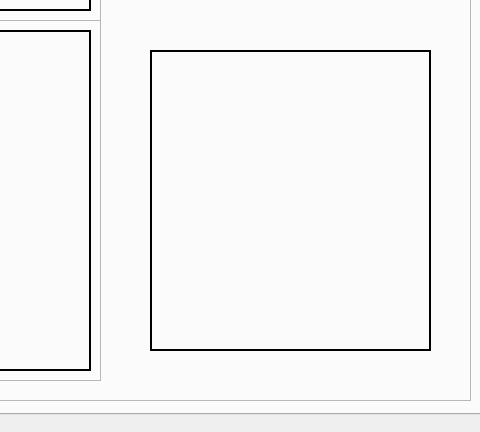
First picture: the form in RobotSoftware/GUI/gui.ui, repository hienvt123pro/Robot-Control-and-Classifier-Object, before the edit; both pictures show x 432 to 912 and y 506 to 938 of the 912 by 938 pixel window.
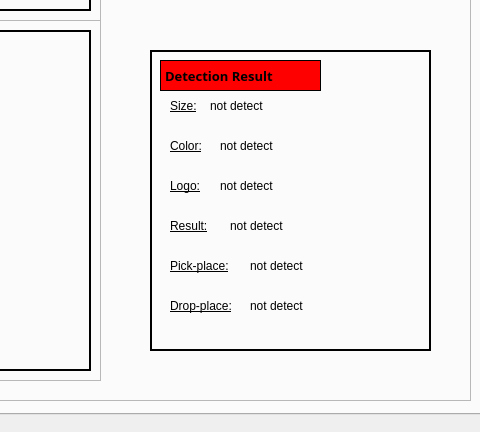
Second picture: the form after the edit. The open tabs and pages were chosen to show the change. Icons and pictures are not drawn.

What changed in the file:
```diff
--- a/RobotSoftware/GUI/gui.ui
+++ b/RobotSoftware/GUI/gui.ui
@@ -2611,6 +2611,258 @@
        <property name="frameShadow">
         <enum>QFrame::Plain</enum>
        </property>
+       <widget class="QLabel" name="label_31">
+        <property name="geometry">
+         <rect>
+          <x>10</x>
+          <y>10</y>
+          <width>161</width>
+          <height>31</height>
+         </rect>
+        </property>
+        <property name="font">
+         <font>
+          <family>Montserrat</family>
+          <pointsize>10</pointsize>
+          <weight>75</weight>
+          <bold>true</bold>
+          <underline>false</underline>
+         </font>
+        </property>
+        <property name="styleSheet">
+         <string notr="true">background: #ff0000
+</string>
+        </property>
+        <property name="frameShape">
+         <enum>QFrame::Box</enum>
+        </property>
+        <property name="text">
+         <string>Detection Result</string>
+        </property>
+       </widget>
+       <widget class="QLabel" name="label_32">
+        <property name="geometry">
+         <rect>
+          <x>20</x>
+          <y>46</y>
+          <width>55</width>
+          <height>20</height>
+         </rect>
+        </property>
+        <property name="font">
+         <font>
+          <pointsize>9</pointsize>
+          <underline>true</underline>
+          <strikeout>false</strikeout>
+         </font>
+        </property>
+        <property name="text">
+         <string>Size:</string>
+        </property>
+       </widget>
+       <widget class="QLabel" name="label_34">
+        <property name="geometry">
+         <rect>
+          <x>20</x>
+          <y>85</y>
+          <width>55</width>
+          <height>21</height>
+         </rect>
+        </property>
+        <property name="font">
+         <font>
+          <pointsize>9</pointsize>
+          <underline>true</underline>
+         </font>
+        </property>
+        <property name="text">
+         <string>Color:</string>
+        </property>
+       </widget>
+       <widget class="QLabel" name="label_39">
+        <property name="geometry">
+         <rect>
+          <x>20</x>
+          <y>120</y>
+          <width>55</width>
+          <height>31</height>
+         </rect>
+        </property>
+        <property name="font">
+         <font>
+          <pointsize>9</pointsize>
+          <underline>true</underline>
+         </font>
+        </property>
+        <property name="text">
+         <string>Logo:</string>
+        </property>
+       </widget>
+       <widget class="QLabel" name="label_40">
+        <property name="geometry">
+         <rect>
+          <x>20</x>
+          <y>165</y>
+          <width>55</width>
+          <height>21</height>
+         </rect>
+        </property>
+        <property name="font">
+         <font>
+          <pointsize>9</pointsize>
+          <underline>true</underline>
+         </font>
+        </property>
+        <property name="text">
+         <string>Result:</string>
+        </property>
+       </widget>
+       <widget class="QLabel" name="label_41">
+        <property name="geometry">
+         <rect>
+          <x>20</x>
+          <y>200</y>
+          <width>71</width>
+          <height>31</height>
+         </rect>
+        </property>
+        <property name="font">
+         <font>
+          <pointsize>9</pointsize>
+          <underline>true</underline>
+         </font>
+        </property>
+        <property name="text">
+         <string>Pick-place:</string>
+        </property>
+       </widget>
+       <widget class="QLabel" name="label_42">
+        <property name="geometry">
+         <rect>
+          <x>20</x>
+          <y>240</y>
+          <width>81</width>
+          <height>31</height>
+         </rect>
+        </property>
+        <property name="font">
+         <font>
+          <pointsize>9</pointsize>
+          <underline>true</underline>
+         </font>
+        </property>
+        <property name="text">
+         <string>Drop-place:</string>
+        </property>
+       </widget>
+       <widget class="QLabel" name="label_43">
+        <property name="geometry">
+         <rect>
+          <x>60</x>
+          <y>40</y>
+          <width>71</width>
+          <height>31</height>
+         </rect>
+        </property>
+        <property name="font">
+         <font>
+          <pointsize>9</pointsize>
+         </font>
+        </property>
+        <property name="text">
+         <string>not detect</string>
+        </property>
+       </widget>
+       <widget class="QLabel" name="label_44">
+        <property name="geometry">
+         <rect>
+          <x>70</x>
+          <y>120</y>
+          <width>71</width>
+          <height>31</height>
+         </rect>
+        </property>
+        <property name="font">
+         <font>
+          <pointsize>9</pointsize>
+         </font>
+        </property>
+        <property name="text">
+         <string>not detect</string>
+        </property>
+       </widget>
+       <widget class="QLabel" name="label_45">
+        <property name="geometry">
+         <rect>
+          <x>70</x>
+          <y>80</y>
+          <width>71</width>
+          <height>31</height>
+         </rect>
+        </property>
+        <property name="font">
+         <font>
+          <pointsize>9</pointsize>
+         </font>
+        </property>
+        <property name="text">
+         <string>not detect</string>
+        </property>
+       </widget>
+       <widget class="QLabel" name="label_46">
+        <property name="geometry">
+         <rect>
+          <x>80</x>
+          <y>160</y>
+          <width>71</width>
+          <height>31</height>
+         </rect>
+        </property>
+        <property name="font">
+         <font>
+          <pointsize>9</pointsize>
+         </font>
+        </property>
+        <property name="text">
+         <string>not detect</string>
+        </property>
+       </widget>
+       <widget class="QLabel" name="label_47">
+        <property name="geometry">
+         <rect>
+          <x>100</x>
+          <y>200</y>
+          <width>171</width>
+          <height>31</height>
+         </rect>
+        </property>
+        <property name="font">
+         <font>
+          <pointsize>9</pointsize>
+         </font>
+        </property>
+        <property name="text">
+         <string>not detect</string>
+        </property>
+       </widget>
+       <widget class="QLabel" name="label_48">
+        <property name="geometry">
+         <rect>
+          <x>100</x>
+          <y>240</y>
+          <width>171</width>
+          <height>31</height>
+         </rect>
+        </property>
+        <property name="font">
+         <font>
+          <pointsize>9</pointsize>
+         </font>
+        </property>
+        <property name="text">
+         <string>not detect</string>
+        </property>
+       </widget>
       </widget>
      </widget>
     </widget>
```
Left out of the diff: 189 changed lines with no effect on the pictures.
